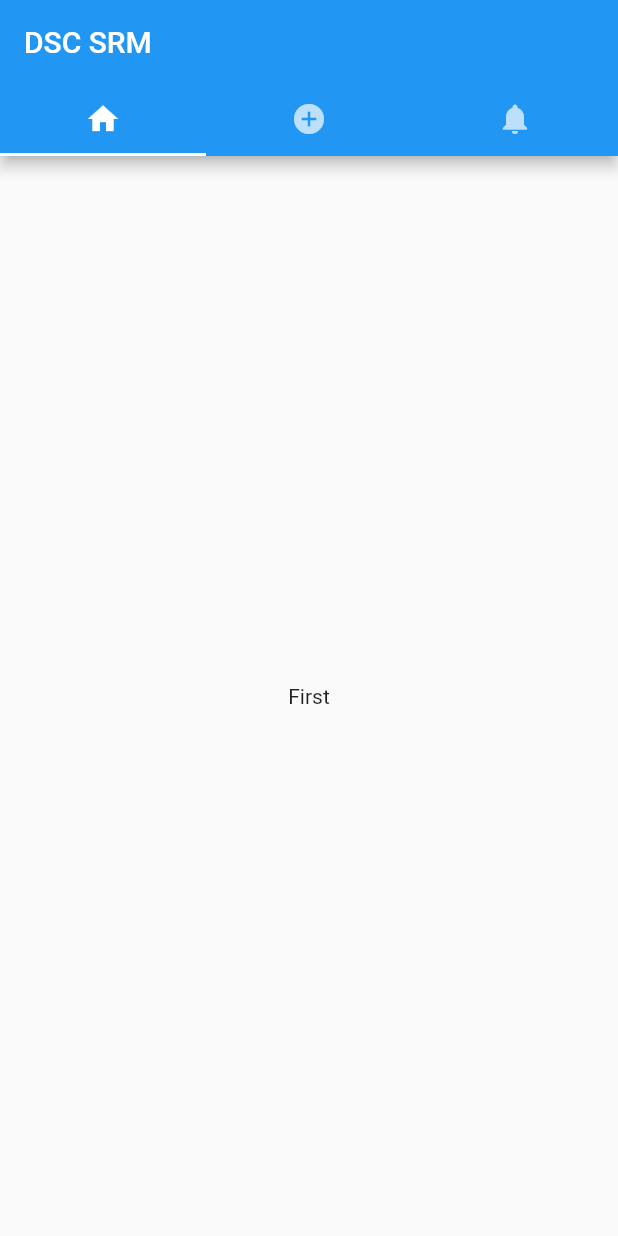
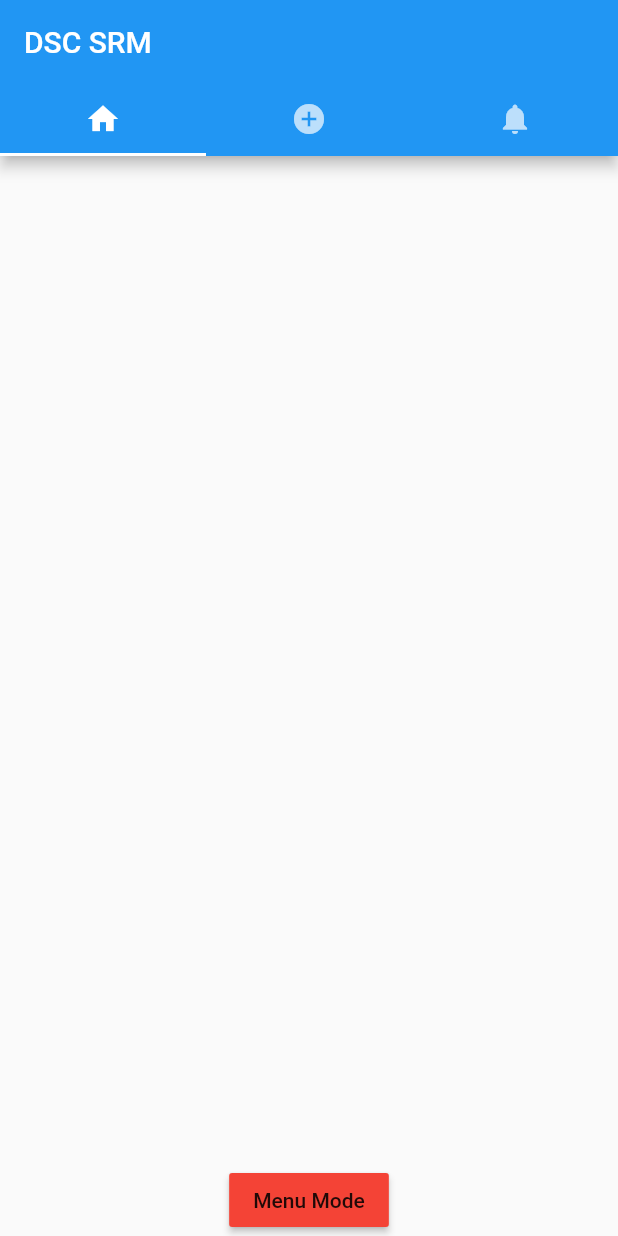
Before and after one commit to bgrgv/dscsrmapp, a Flutter app: the screen it shows after launch, on a phone screen of 412 x 824 dp. Run offline on Flutter 3.47's test engine with Material 2 defaults, Android fonts, the phone set to English and light mode, and no system bars; our stand-ins replace webview_flutter.

```diff
--- a/lib/first.dart
+++ b/lib/first.dart
@@ -1,10 +1,26 @@
 import 'package:flutter/material.dart';
+import 'Menu_Mode.dart';
 
 class TabScreen1 extends StatelessWidget {
   @override
   Widget build(BuildContext context) {
     return Center(
-      child: new Text("First"),
+      child: //new Text("First"),
+          new Column(
+        mainAxisAlignment: MainAxisAlignment.end,
+        children: <Widget>[
+          RaisedButton(
+            color: Colors.red,
+            child: Text('Menu Mode'),
+            onPressed: () {
+              Navigator.of(context).push(
+                  MaterialPageRoute<Null>(builder: (BuildContext context) {
+                return new MenuMode();
+              }));
+            },
+          ),
+        ],
+      ),
     );
   }
 }
--- a/lib/main.dart
+++ b/lib/main.dart
@@ -5,8 +5,7 @@ import 'second.dart';
 import 'third.dart';
 
 void main() {
-  SystemChrome.setPreferredOrientations(
-      [DeviceOrientation.portraitUp])
+  SystemChrome.setPreferredOrientations([DeviceOrientation.portraitUp])
       .then((_) {
     runApp(Main());
   });
--- a/pubspec.yaml
+++ b/pubspec.yaml
@@ -14,7 +14,7 @@ description: Official app of DSC SRM
 version: 1.0.0+1
 
 environment:
-  sdk: ">=2.1.0 <3.0.0"
+  sdk: ">=2.0.0-dev.68.0 <3.0.0"
 
 dependencies:
   flutter:
```
Also changed, not shown: lib/Menu_Mode.dart (added, +41 -0 lines), pubspec.lock.
